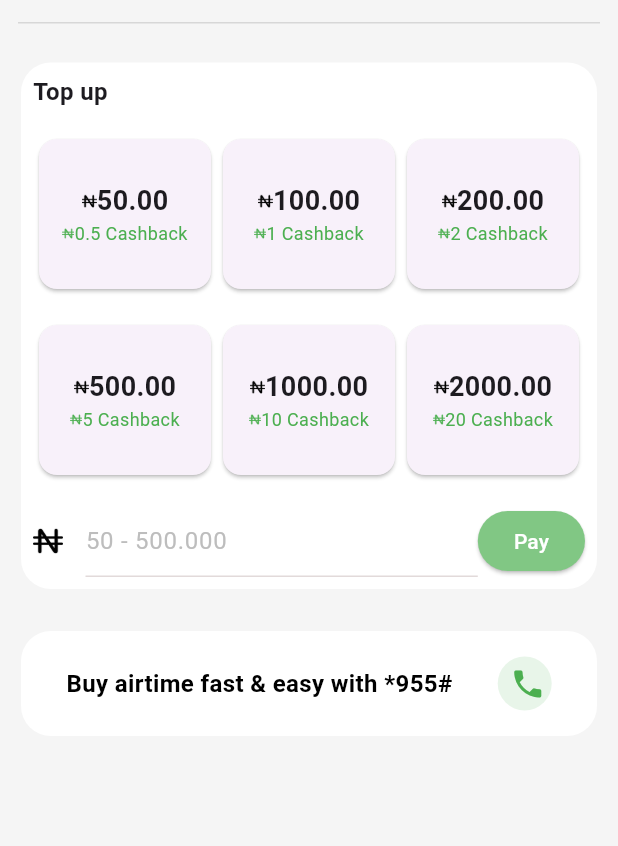
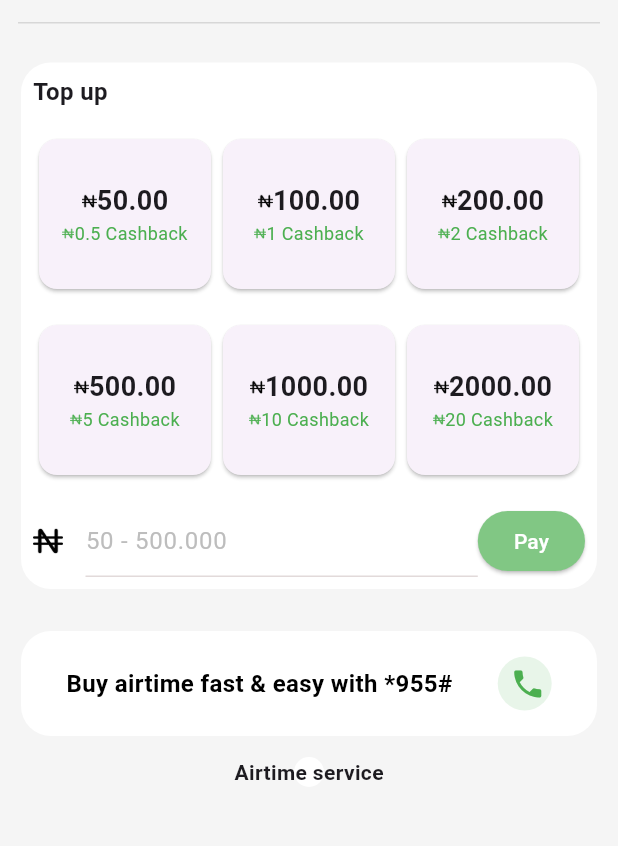
Before and after one commit to EverlastingBigFlo/mobile_app_ui, a Flutter app: the airtime screen opened by its route, on a phone screen of 412 x 824 dp, the part 305-1151 px from its top. Run offline on Flutter 3.47's test engine with Material 2 defaults, Android fonts, the light colour scheme and no system bars; our stand-ins replace smooth_page_indicator.

Commit message:
changed settings

```diff
--- a/lib/pages/airtime.dart
+++ b/lib/pages/airtime.dart
@@ -608,9 +608,21 @@ class _airtimeState extends State<airtime> {
                           color: Colors.green,
                         ),
                       ),
-                    )
+                    ),
                   ],
                 ),
+              ),
+            ),
+            Container(
+              decoration:
+                  BoxDecoration(shape: BoxShape.circle, color: Colors.white),
+              child: Column(
+                children: [
+                  Text(
+                    'Airtime service',
+                    style: TextStyle(fontWeight: FontWeight.bold),
+                  )
+                ],
               ),
             )
           ],
```
